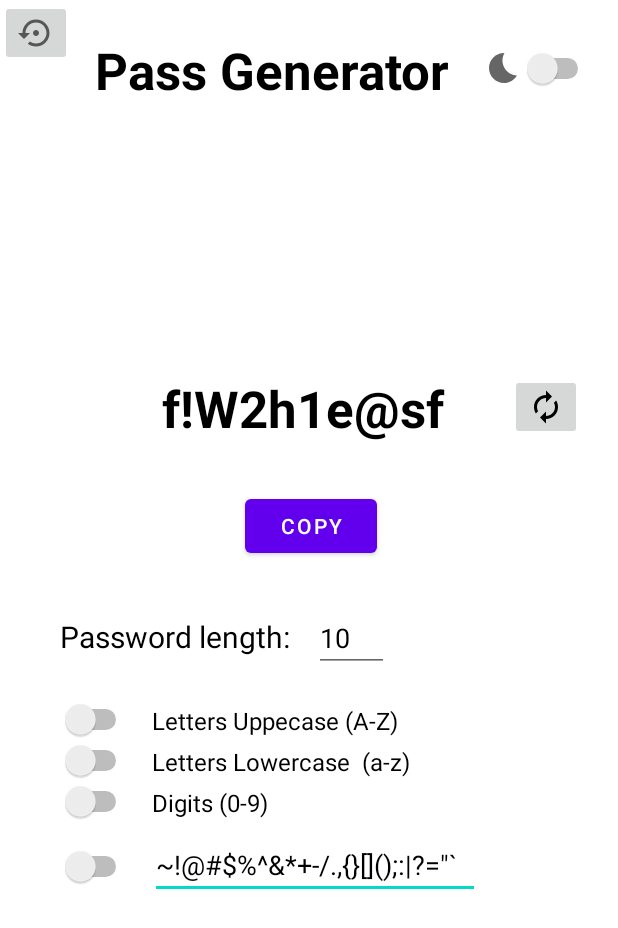
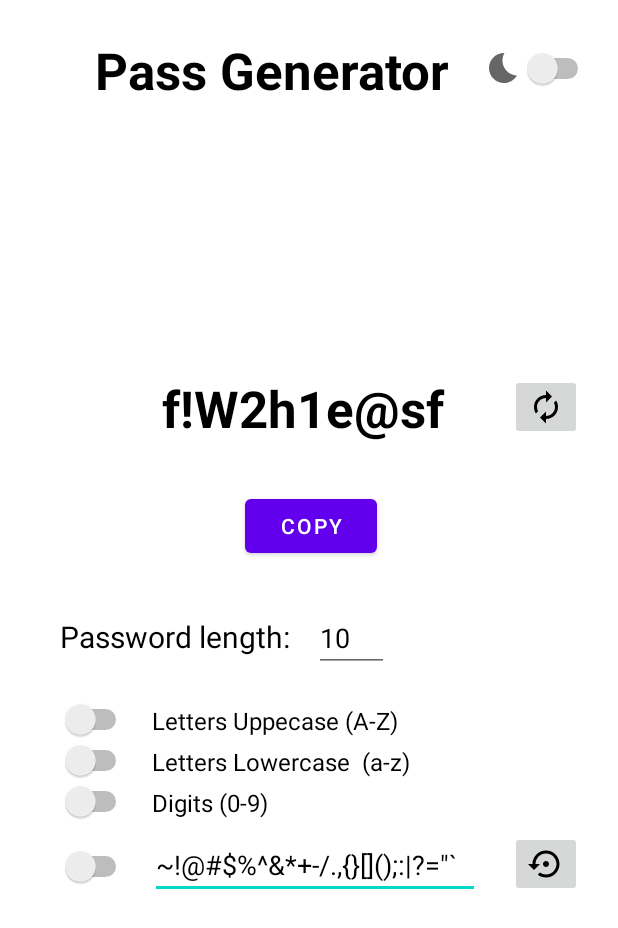
Before and after one commit to gustavodahora/pass-generator, an Android app: the layout activity_main.xml on its own in the app's theme, with its tools: preview values and no code run, on a phone screen of 412 x 824 dp. Shown: the top 928 px of the screen. Run offline under Robolectric (Android 15) with nearby library versions, the phone set to English and light mode, and no system bars.

Commit message:
Adding a a button to restore characters special

```diff
--- a/app/src/main/res/drawable/ic_baseline_settings_backup_restore_24.xml
+++ b/app/src/main/res/drawable/ic_baseline_settings_backup_restore_24.xml
@@ -3,7 +3,7 @@
     android:height="24dp"
     android:viewportWidth="24"
     android:viewportHeight="24"
-    android:tint="?attr/colorControlNormal">
+    android:tint="?android:attr/textColorPrimary">
   <path
       android:fillColor="@android:color/white"
       android:pathData="M14,12c0,-1.1 -0.9,-2 -2,-2s-2,0.9 -2,2 0.9,2 2,2 2,-0.9 2,-2zM12,3c-4.97,0 -9,4.03 -9,9L0,12l4,4 4,-4L5,12c0,-3.87 3.13,-7 7,-7s7,3.13 7,7 -3.13,7 -7,7c-1.51,0 -2.91,-0.49 -4.06,-1.3l-1.42,1.44C8.04,20.3 9.94,21 12,21c4.97,0 9,-4.03 9,-9s-4.03,-9 -9,-9z"/>
--- a/app/src/main/res/layout/activity_main.xml
+++ b/app/src/main/res/layout/activity_main.xml
@@ -192,8 +192,11 @@
         android:id="@+id/imageButton2"
         android:layout_width="wrap_content"
         android:layout_height="wrap_content"
-        app:srcCompat="@drawable/ic_baseline_settings_backup_restore_24"
-        tools:layout_editor_absoluteX="340dp"
-        tools:layout_editor_absoluteY="555dp" />
+        android:layout_marginTop="8dp"
+        android:layout_marginEnd="24dp"
+        android:layout_marginRight="24dp"
+        app:layout_constraintEnd_toEndOf="parent"
+        app:layout_constraintTop_toBottomOf="@+id/textView5"
+        app:srcCompat="@drawable/ic_baseline_settings_backup_restore_24" />
 
 </androidx.constraintlayout.widget.ConstraintLayout>
```
